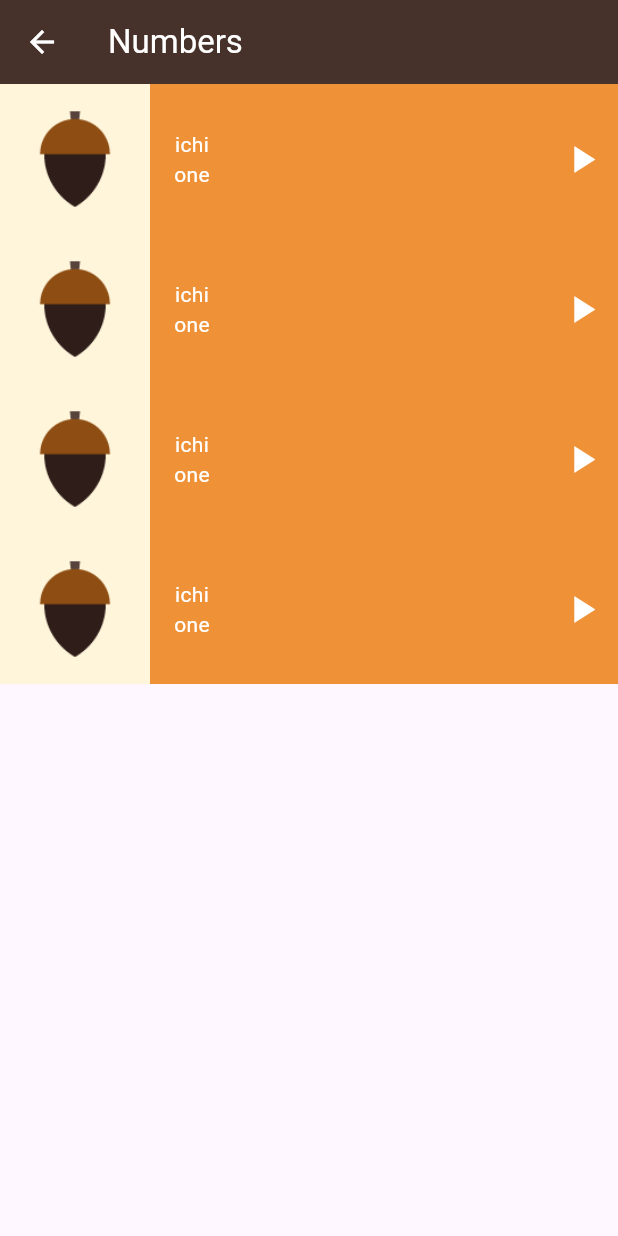
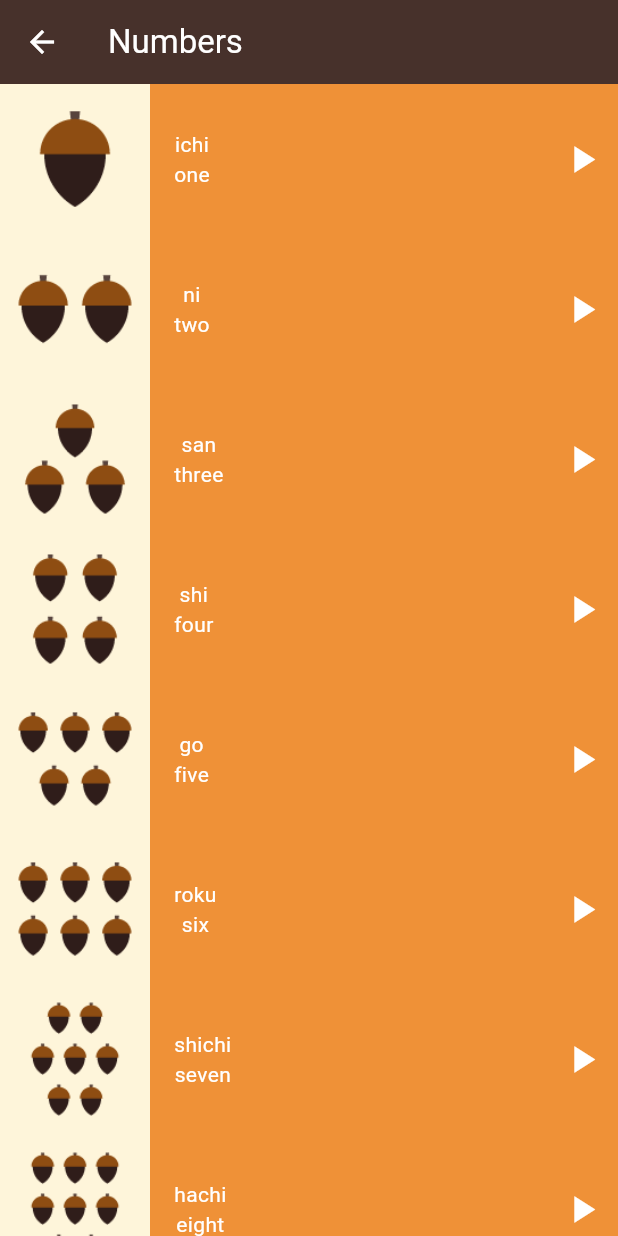
Before and after one commit to Moazosama2004/toku-app, a Flutter app: the NumbersView screen opened directly, on a phone screen of 412 x 824 dp. Run offline on Flutter 3.47's test engine with Material 3 defaults, Android fonts, the phone set to English and light mode, and no system bars.

Commit message:
number class

```diff
--- /dev/null
+++ b/lib/models/number_model.dart
@@ -0,0 +1,11 @@
+class NumberModel {
+  final String image;
+  final String en;
+  final String jp;
+
+  const NumberModel({
+    required this.image,
+    required this.en,
+    required this.jp,
+  });
+}
--- a/lib/views/numbers_view.dart
+++ b/lib/views/numbers_view.dart
@@ -1,7 +1,60 @@
 import 'package:flutter/material.dart';
+import 'package:toku_app/models/number_model.dart';
 
 class NumbersView extends StatelessWidget {
   const NumbersView({super.key});
+  final List<NumberModel> numbers = const [
+    NumberModel(
+      en: 'one',
+      jp: 'ichi',
+      image: 'assets/images/numbers/number_one.png',
+    ),
+    NumberModel(
+      en: 'two',
+      jp: 'ni',
+      image: 'assets/images/numbers/number_two.png',
+    ),
+    NumberModel(
+      en: 'three',
+      jp: 'san',
+      image: 'assets/images/numbers/number_three.png',
+    ),
+    NumberModel(
+      en: 'four',
+      jp: 'shi',
+      image: 'assets/images/numbers/number_four.png',
+    ),
+    NumberModel(
+      en: 'five',
+      jp: 'go',
+      image: 'assets/images/numbers/number_five.png',
+    ),
+    NumberModel(
+      en: 'six',
+      jp: 'roku',
+      image: 'assets/images/numbers/number_six.png',
+    ),
+    NumberModel(
+      en: 'seven',
+      jp: 'shichi',
+      image: 'assets/images/numbers/number_seven.png',
+    ),
+    NumberModel(
+      en: 'eight',
+      jp: 'hachi',
+      image: 'assets/images/numbers/number_eight.png',
+    ),
+    NumberModel(
+      en: 'nine',
+      jp: 'kyuu',
+      image: 'assets/images/numbers/number_nine.png',
+    ),
+    NumberModel(
+      en: 'ten',
+      jp: 'juu',
+      image: 'assets/images/numbers/number_ten.png',
+    ),
+  ];
 
   @override
   Widget build(BuildContext context) {
@@ -12,19 +65,29 @@ class NumbersView extends StatelessWidget {
         leading: Icon(Icons.arrow_back, color: Colors.white),
       ),
       body: Column(
-        children: [
-          NumberItem(),
-          NumberItem(),
-          NumberItem(),
-          NumberItem(),
-        ],
+        children: List.generate(
+          numbers.length,
+          (index) => NumberItem(
+            image: numbers[index].image,
+            en: numbers[index].en,
+            jp: numbers[index].jp,
+          ),
+        ),
       ),
     );
   }
 }
 
 class NumberItem extends StatelessWidget {
-  const NumberItem({super.key});
+  const NumberItem({
+    super.key,
+    required this.image,
+    required this.en,
+    required this.jp,
+  });
+  final String image;
+  final String en;
+  final String jp;
 
   @override
   Widget build(BuildContext context) {
@@ -36,9 +99,7 @@ class NumberItem extends StatelessWidget {
             width: 100,
             height: 100,
             color: Color(0xfffef5da),
-            child: Image.asset(
-              'assets/images/numbers/number_one.png',
-            ),
+            child: Image.asset(image),
           ),
           Expanded(
             child: Row(
@@ -50,14 +111,8 @@ class NumberItem extends StatelessWidget {
                     mainAxisAlignment: MainAxisAlignment.center,
                     mainAxisSize: MainAxisSize.min,
                     children: [
-                      Text(
-                        'ichi',
-                        style: TextStyle(color: Colors.white),
-                      ),
-                      Text(
-                        'one',
-                        style: TextStyle(color: Colors.white),
-                      ),
+                      Text(jp, style: TextStyle(color: Colors.white)),
+                      Text(en, style: TextStyle(color: Colors.white)),
                     ],
                   ),
                 ),
```
